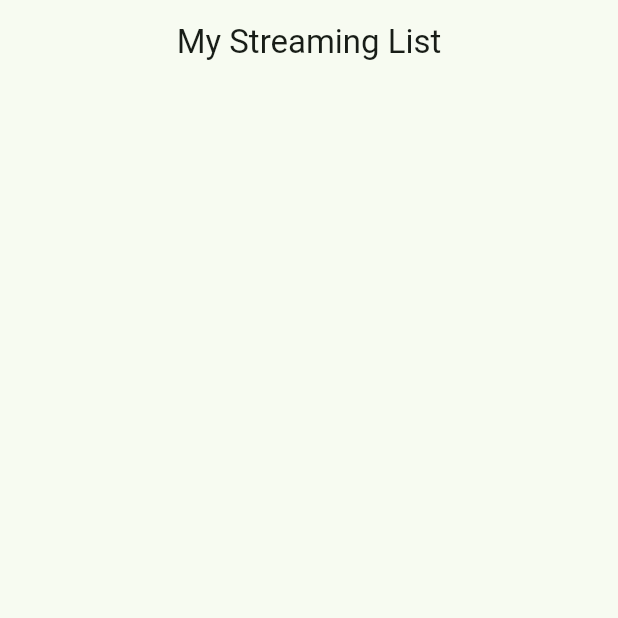
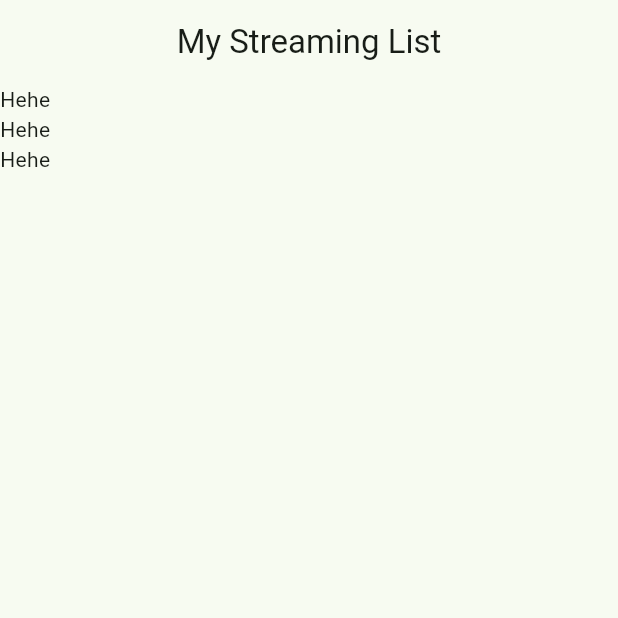
Before and after one commit to phandor/streaming-list, a Flutter app: the screen it shows after launch, on a phone screen of 412 x 824 dp, the top half of it. Run offline on Flutter 3.47's test engine with Material 3 defaults, Android fonts, the phone set to English and light mode, and no system bars.

Commit message:
Add list view builder

```diff
--- a/lib/ui/home_page.dart
+++ b/lib/ui/home_page.dart
@@ -7,7 +7,10 @@ class HomePage extends StatelessWidget {
   Widget build(BuildContext context) {
     return Scaffold(
       appBar: AppBar(title: const Text('My Streaming List'), centerTitle: true,),
-      body: ListView()
+      body: ListView.builder(
+        itemCount: 3,
+        itemBuilder: (context, index) => const Text("Hehe")
+      )
     );
   }
 }
```
